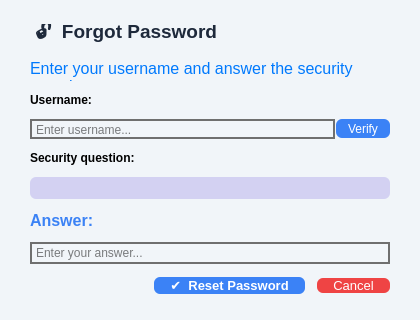
This is ui/ForgotPasswordDialog.ui in khoivnk25411e/Final-Project-Programming-Techniques as Qt 5 draws it before an edit. The edited form follows.
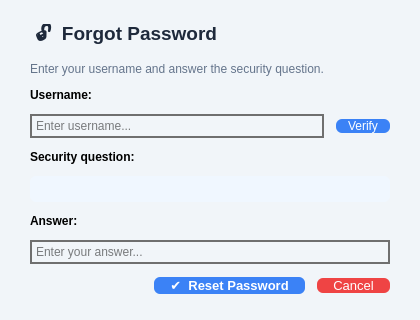
This is the edited form. Icons and pictures are not drawn.

The edit to the form file:
```diff
--- a/ui/ForgotPasswordDialog.ui
+++ b/ui/ForgotPasswordDialog.ui
@@ -68,10 +68,10 @@
    <item>
     <widget class="QLabel" name="lblDesc">
      <property name="styleSheet">
-      <string notr="true">color: #64748b; font-size: 12px; color: rgb(255, 255, 255);</string>
+      <string>color: #64748b; font-size: 12px;</string>
      </property>
      <property name="text">
-      <string>&lt;html&gt;&lt;head/&gt;&lt;body&gt;&lt;p&gt;&lt;span style=&quot; font-size:12pt; color:#0079fd;&quot;&gt;Enter your username and answer the security question.&lt;/span&gt;&lt;/p&gt;&lt;/body&gt;&lt;/html&gt;</string>
+      <string>Enter your username and answer the security question.</string>
      </property>
      <property name="wordWrap">
       <bool>true</bool>
@@ -90,20 +90,8 @@
    </item>
    <item>
     <layout class="QHBoxLayout" name="horizontalLayout">
-     <property name="spacing">
-      <number>1</number>
-     </property>
-     <property name="bottomMargin">
-      <number>0</number>
-     </property>
      <item>
       <widget class="QLineEdit" name="lineEditUsername">
-       <property name="minimumSize">
-        <size>
-         <width>0</width>
-         <height>20</height>
-        </size>
-       </property>
        <property name="styleSheet">
         <string notr="true">QLineEdit{
     border: 2px solid #6f6f6f;
@@ -118,23 +106,8 @@
      </item>
      <item>
       <widget class="QPushButton" name="btnVerifyUser">
-       <property name="minimumSize">
-        <size>
-         <width>0</width>
-         <height>19</height>
-        </size>
-       </property>
        <property name="styleSheet">
-        <string notr="true">QPushButton {
-    background:#3b82f6;
-    color:white;
-    border-radius:6px;
-    font-size:12px;
-    padding: 0 12px;
-}
-QPushButton:hover {
-    background:#3b82f6;
-}</string>
+        <string>QPushButton { background:#3b82f6; color:white; border-radius:6px; font-size:12px; padding: 0 12px; } QPushButton:hover { background:#2563eb; }</string>
        </property>
        <property name="text">
         <string>Verify</string>
@@ -156,8 +129,7 @@
    <item>
     <widget class="QLabel" name="lblQuestionText">
      <property name="styleSheet">
-      <string notr="true">color: #3b82f6; font-style: italic; font-size: 12px; padding: 6px 10px; background:#f0f7ff; border-radius:6px;
-background-color: rgb(211, 209, 242);</string>
+      <string>color: #3b82f6; font-style: italic; font-size: 12px; padding: 6px 10px; background:#f0f7ff; border-radius:6px;</string>
      </property>
      <property name="text">
       <string/>
@@ -170,10 +142,10 @@
    <item>
     <widget class="QLabel" name="lblAnswer">
      <property name="styleSheet">
-      <string notr="true">font-weight: bold; font-size: 12px;</string>
+      <string>font-weight: bold; font-size: 12px; color: rgb(0, 0, 0);</string>
      </property>
      <property name="text">
-      <string>&lt;html&gt;&lt;head/&gt;&lt;body&gt;&lt;p&gt;&lt;span style=&quot; font-size:12pt; color:#3b82f5;&quot;&gt;Answer:&lt;/span&gt;&lt;/p&gt;&lt;/body&gt;&lt;/html&gt;</string>
+      <string>Answer:</string>
      </property>
     </widget>
    </item>
```
Left out of the diff: 55 changed lines with no effect on the pictures.
